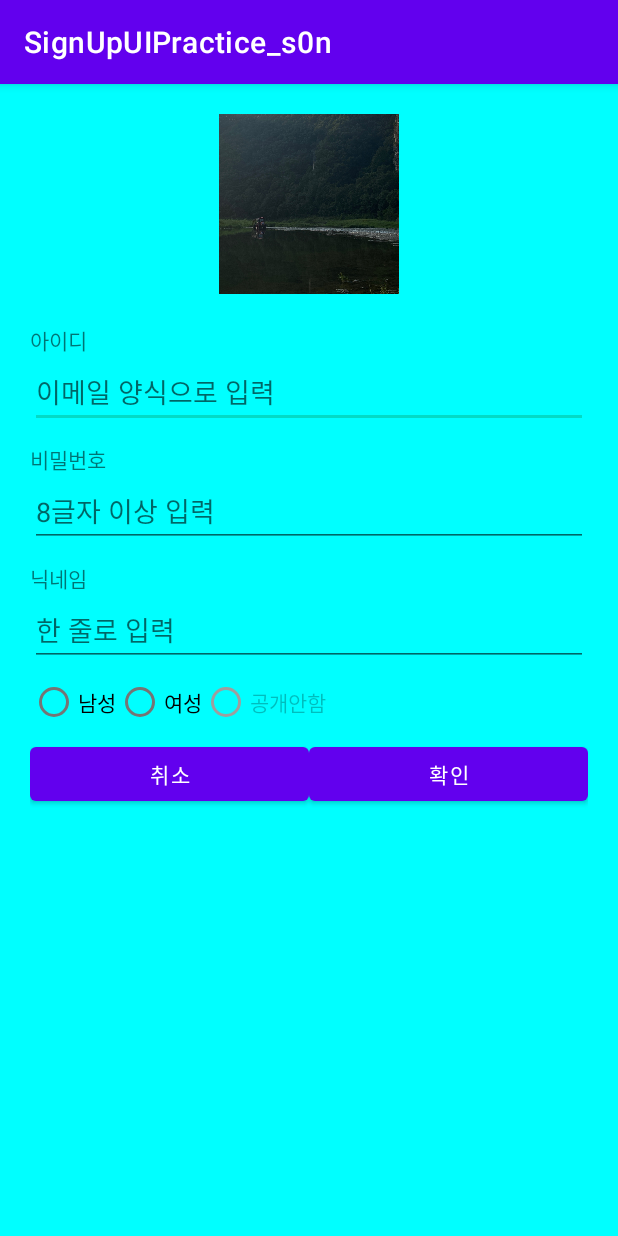
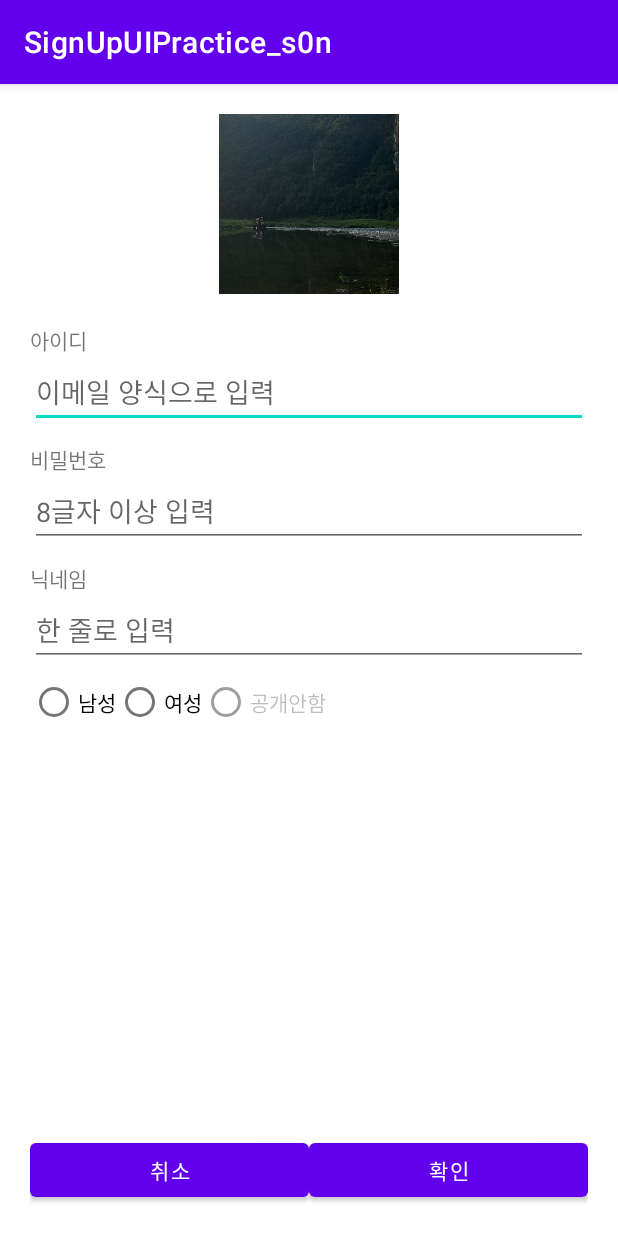
Before and after one commit to sonlucy/SignUpUIPractice_s0n, an Android app: the screen it shows after launch (MainActivity), on a phone screen of 412 x 824 dp. Run offline under Robolectric (Android 15) with nearby library versions, the phone set to English and light mode, and no system bars.

Commit message:
weight 응용 체험

```diff
--- a/app/src/main/res/layout/activity_main.xml
+++ b/app/src/main/res/layout/activity_main.xml
@@ -7,7 +7,7 @@
     tools:context=".MainActivity"
     android:gravity="top"
     android:padding="20dp"
-    android:background="#00FFFF"
+    android:background="#FFFFFF"
     android:orientation="vertical">
 
     <LinearLayout
@@ -95,6 +95,11 @@
         android:visibility="gone"
         android:text="이용약관 동의" />
 
+    <TextView
+        android:layout_width="wrap_content"
+        android:layout_height="0dp"
+        android:layout_weight="1"/>
+
     <LinearLayout
         android:layout_width="match_parent"
         android:layout_height="wrap_content"
```
